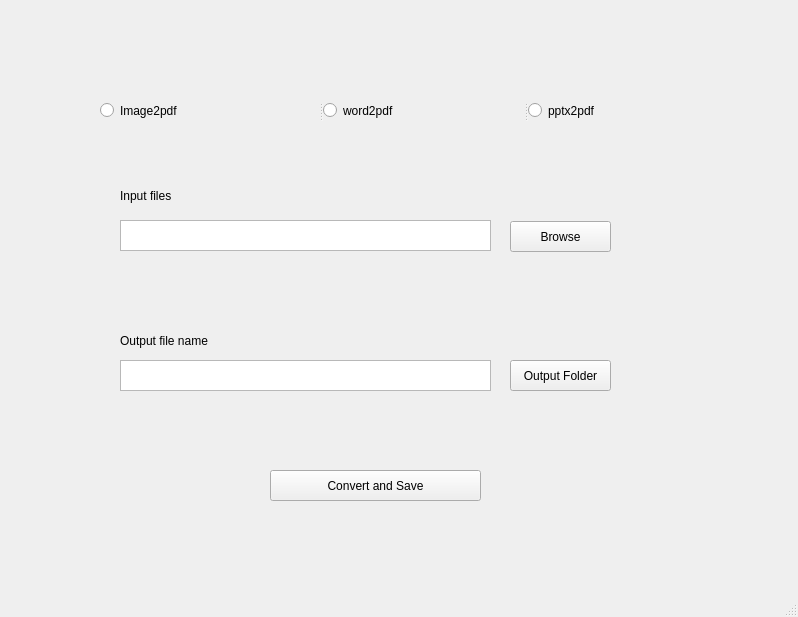
The window that FileBrowser/fileBrowser.ui (adivardhan1000/pyQT) describes before a commit, drawn with Qt 5.
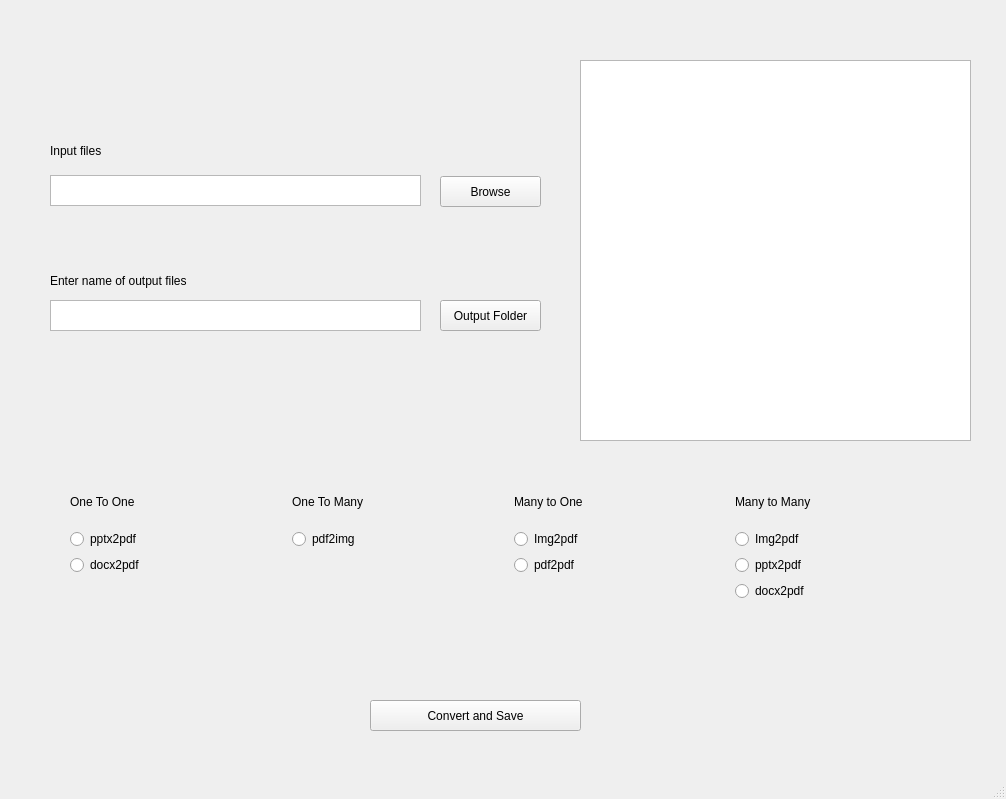
The same window after the commit.

```diff
--- a/FileBrowser/fileBrowser.ui
+++ b/FileBrowser/fileBrowser.ui
@@ -6,8 +6,8 @@
    <rect>
     <x>0</x>
     <y>0</y>
-    <width>798</width>
-    <height>617</height>
+    <width>1006</width>
+    <height>799</height>
    </rect>
   </property>
   <property name="windowTitle">
@@ -17,8 +17,8 @@
    <widget class="QToolButton" name="browseButton">
     <property name="geometry">
      <rect>
-      <x>510</x>
-      <y>221</y>
+      <x>440</x>
+      <y>176</y>
       <width>101</width>
       <height>31</height>
      </rect>
@@ -30,8 +30,8 @@
    <widget class="QTextEdit" name="filePath">
     <property name="geometry">
      <rect>
-      <x>120</x>
-      <y>220</y>
+      <x>50</x>
+      <y>175</y>
       <width>371</width>
       <height>31</height>
      </rect>
@@ -40,8 +40,8 @@
    <widget class="QPushButton" name="convert">
     <property name="geometry">
      <rect>
-      <x>270</x>
-      <y>470</y>
+      <x>370</x>
+      <y>700</y>
       <width>211</width>
       <height>31</height>
      </rect>
@@ -50,39 +50,11 @@
      <string>Convert and Save</string>
     </property>
    </widget>
-   <widget class="QSplitter" name="splitter">
-    <property name="geometry">
-     <rect>
-      <x>100</x>
-      <y>90</y>
-      <width>621</width>
-      <height>41</height>
-     </rect>
-    </property>
-    <property name="orientation">
-     <enum>Qt::Horizontal</enum>
-    </property>
-    <widget class="QRadioButton" name="image2pdf">
-     <property name="text">
-      <string>Image2pdf</string>
-     </property>
-    </widget>
-    <widget class="QRadioButton" name="word2pdf">
-     <property name="text">
-      <string>word2pdf</string>
-     </property>
-    </widget>
-    <widget class="QRadioButton" name="pptx2pdf">
-     <property name="text">
-      <string>pptx2pdf</string>
-     </property>
-    </widget>
-   </widget>
    <widget class="QLabel" name="label">
     <property name="geometry">
      <rect>
-      <x>120</x>
-      <y>185</y>
+      <x>50</x>
+      <y>140</y>
       <width>101</width>
       <height>21</height>
      </rect>
@@ -94,8 +66,8 @@
    <widget class="QTextEdit" name="outputFileNameBox">
     <property name="geometry">
      <rect>
-      <x>120</x>
-      <y>360</y>
+      <x>50</x>
+      <y>300</y>
       <width>371</width>
       <height>31</height>
      </rect>
@@ -104,21 +76,21 @@
    <widget class="QLabel" name="label_2">
     <property name="geometry">
      <rect>
-      <x>120</x>
-      <y>330</y>
-      <width>101</width>
+      <x>50</x>
+      <y>270</y>
+      <width>181</width>
       <height>21</height>
      </rect>
     </property>
     <property name="text">
-     <string>Output file name</string>
+     <string>Enter name of output files</string>
     </property>
    </widget>
    <widget class="QToolButton" name="outputFolderBrowse">
     <property name="geometry">
      <rect>
-      <x>510</x>
-      <y>360</y>
+      <x>440</x>
+      <y>300</y>
       <width>101</width>
       <height>31</height>
      </rect>
@@ -127,6 +99,112 @@
      <string>Output Folder</string>
     </property>
    </widget>
+   <widget class="QTextEdit" name="log">
+    <property name="geometry">
+     <rect>
+      <x>580</x>
+      <y>60</y>
+      <width>391</width>
+      <height>381</height>
+     </rect>
+    </property>
+   </widget>
+   <widget class="QWidget" name="layoutWidget">
+    <property name="geometry">
+     <rect>
+      <x>70</x>
+      <y>480</y>
+      <width>881</width>
+      <height>121</height>
+     </rect>
+    </property>
+    <layout class="QGridLayout" name="gridLayout">
+     <item row="0" column="3">
+      <widget class="QLabel" name="label_6">
+       <property name="text">
+        <string>Many to Many</string>
+       </property>
+      </widget>
+     </item>
+     <item row="1" column="0">
+      <widget class="QRadioButton" name="pptx2pdfO2O">
+       <property name="text">
+        <string>pptx2pdf</string>
+       </property>
+      </widget>
+     </item>
+     <item row="3" column="3">
+      <widget class="QRadioButton" name="docx2pdfM2M">
+       <property name="text">
+        <string>docx2pdf</string>
+       </property>
+      </widget>
+     </item>
+     <item row="1" column="2">
+      <widget class="QRadioButton" name="img2pdfM2O">
+       <property name="text">
+        <string>Img2pdf</string>
+       </property>
+      </widget>
+     </item>
+     <item row="0" column="1">
+      <widget class="QLabel" name="label_3">
+       <property name="text">
+        <string>One To Many</string>
+       </property>
+      </widget>
+     </item>
+     <item row="0" column="2">
+      <widget class="QLabel" name="label_5">
+       <property name="text">
+        <string>Many to One</string>
+       </property>
+      </widget>
+     </item>
+     <item row="0" column="0">
+      <widget class="QLabel" name="label_4">
+       <property name="text">
+        <string>One To One</string>
+       </property>
+      </widget>
+     </item>
+     <item row="2" column="2">
+      <widget class="QRadioButton" name="pdf2pdfM2O">
+       <property name="text">
+        <string>pdf2pdf</string>
+       </property>
+      </widget>
+     </item>
+     <item row="1" column="3">
+      <widget class="QRadioButton" name="image2pdfM2M">
+       <property name="text">
+        <string>Img2pdf</string>
+       </property>
+      </widget>
+     </item>
+     <item row="2" column="0">
+      <widget class="QRadioButton" name="docx2pdfO2O">
+       <property name="text">
+        <string>docx2pdf</string>
+       </property>
+      </widget>
+     </item>
+     <item row="2" column="3">
+      <widget class="QRadioButton" name="pptx2pdfM2M">
+       <property name="text">
+        <string>pptx2pdf</string>
+       </property>
+      </widget>
+     </item>
+     <item row="1" column="1">
+      <widget class="QRadioButton" name="pdf2imgO2M">
+       <property name="text">
+        <string>pdf2img</string>
+       </property>
+      </widget>
+     </item>
+    </layout>
+   </widget>
   </widget>
   <widget class="QStatusBar" name="statusbar"/>
  </widget>
```
